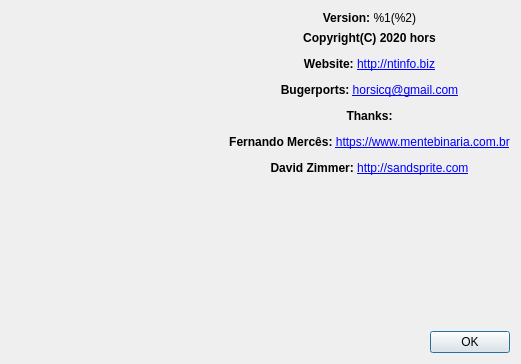
Above: gui_source/dialogabout.ui from horsicq/XAPKDetector before the change. Below: the same form after it.
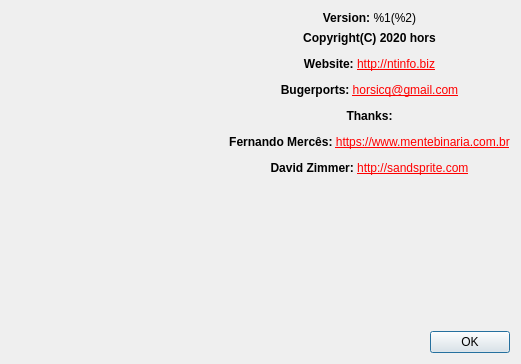
That is the form after the change. Icons and pictures are not drawn.

Diff of the .ui file:
```diff
--- a/gui_source/dialogabout.ui
+++ b/gui_source/dialogabout.ui
@@ -69,7 +69,7 @@
        <item>
         <widget class="QLabel" name="labelInfo">
          <property name="text">
-          <string notr="true">&lt;html&gt;&lt;head/&gt;&lt;body&gt;&lt;p align=&quot;center&quot;&gt;&lt;span style=&quot; font-weight:600;&quot;&gt;Copyright(C) 2020 hors&lt;/span&gt;&lt;/p&gt;&lt;p align=&quot;center&quot;&gt;&lt;span style=&quot; font-weight:600;&quot;&gt;Website: &lt;/span&gt;&lt;a href=&quot;http://ntinfo.biz&quot;&gt;&lt;span style=&quot; text-decoration: underline; color:#0000ff;&quot;&gt;http://ntinfo.biz&lt;/span&gt;&lt;/a&gt;&lt;/p&gt;&lt;p align=&quot;center&quot;&gt;&lt;span style=&quot; font-weight:600;&quot;&gt;Bugerports: &lt;/span&gt;&lt;a href=&quot;mailto:horsicq@gmail.com&quot;&gt;&lt;span style=&quot; text-decoration: underline; color:#0000ff;&quot;&gt;horsicq@gmail.com&lt;/span&gt;&lt;/a&gt;&lt;/p&gt;&lt;p align=&quot;center&quot;&gt;&lt;span style=&quot; font-weight:600;&quot;&gt;Thanks:&lt;/span&gt;&lt;/p&gt;&lt;p align=&quot;center&quot;&gt;&lt;span style=&quot; font-weight:600;&quot;&gt;Fernando Mercês: &lt;/span&gt;&lt;a href=&quot;https://www.mentebinaria.com.br/&quot;&gt;&lt;span style=&quot; text-decoration: underline; color:#0000ff;&quot;&gt;https://www.mentebinaria.com.br&lt;/span&gt;&lt;/a&gt;&lt;/p&gt;&lt;p align=&quot;center&quot;&gt;&lt;span style=&quot; font-weight:600;&quot;&gt;David Zimmer: &lt;/span&gt;&lt;a href=&quot;http://sandsprite.com/&quot;&gt;&lt;span style=&quot; text-decoration: underline; color:#0000ff;&quot;&gt;http://sandsprite.com&lt;/span&gt;&lt;/a&gt;&lt;/p&gt;&lt;/body&gt;&lt;/html&gt;</string>
+          <string notr="true">&lt;html&gt;&lt;head/&gt;&lt;body&gt;&lt;p align=&quot;center&quot;&gt;&lt;span style=&quot; font-weight:600;&quot;&gt;Copyright(C) 2020 hors&lt;/span&gt;&lt;/p&gt;&lt;p align=&quot;center&quot;&gt;&lt;span style=&quot; font-weight:600;&quot;&gt;Website: &lt;/span&gt;&lt;a href=&quot;http://ntinfo.biz&quot;&gt;&lt;span style=&quot; text-decoration: underline; color:red;&quot;&gt;http://ntinfo.biz&lt;/span&gt;&lt;/a&gt;&lt;/p&gt;&lt;p align=&quot;center&quot;&gt;&lt;span style=&quot; font-weight:600;&quot;&gt;Bugerports: &lt;/span&gt;&lt;a href=&quot;mailto:horsicq@gmail.com&quot;&gt;&lt;span style=&quot; text-decoration: underline; color:red;&quot;&gt;horsicq@gmail.com&lt;/span&gt;&lt;/a&gt;&lt;/p&gt;&lt;p align=&quot;center&quot;&gt;&lt;span style=&quot; font-weight:600;&quot;&gt;Thanks:&lt;/span&gt;&lt;/p&gt;&lt;p align=&quot;center&quot;&gt;&lt;span style=&quot; font-weight:600;&quot;&gt;Fernando Mercês: &lt;/span&gt;&lt;a href=&quot;https://www.mentebinaria.com.br/&quot;&gt;&lt;span style=&quot; text-decoration: underline; color:red;&quot;&gt;https://www.mentebinaria.com.br&lt;/span&gt;&lt;/a&gt;&lt;/p&gt;&lt;p align=&quot;center&quot;&gt;&lt;span style=&quot; font-weight:600;&quot;&gt;David Zimmer: &lt;/span&gt;&lt;a href=&quot;http://sandsprite.com/&quot;&gt;&lt;span style=&quot; text-decoration: underline; color:red;&quot;&gt;http://sandsprite.com&lt;/span&gt;&lt;/a&gt;&lt;/p&gt;&lt;/body&gt;&lt;/html&gt;</string>
          </property>
          <property name="openExternalLinks">
           <bool>true</bool>
```
